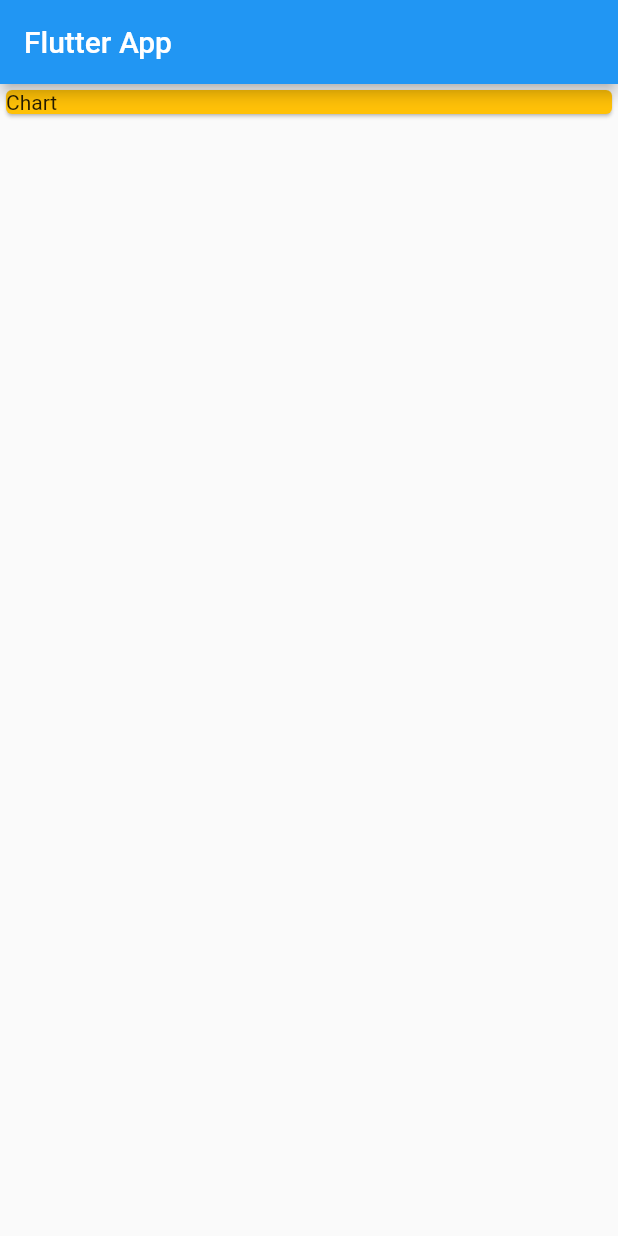
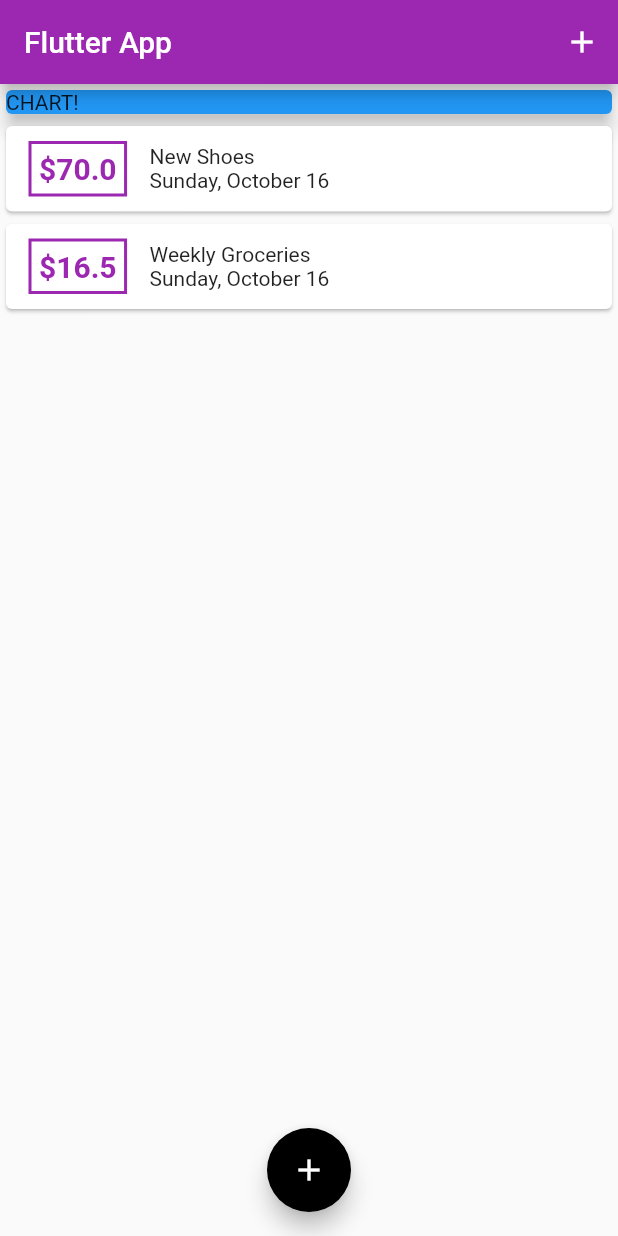
Before and after one commit to Catzilla312/flutter_expenses, a Flutter app: the screen it shows after launch, on a phone screen of 412 x 824 dp. Run offline on Flutter 3.47's test engine with Material 2 defaults, Android fonts, the light colour scheme and no system bars.

Commit message:
added some style

```diff
--- a/lib/main.dart
+++ b/lib/main.dart
@@ -1,40 +1,112 @@
 import 'package:flutter/material.dart';
-import 'models/transaction.dart';
 
-void main() => runApp(MyApp());
+import './widgets/new_transaction.dart';
+import './widgets/transaction_list.dart';
+import './models/transaction.dart';
+
+void main() => runApp(const MyApp());
 
 class MyApp extends StatelessWidget {
+  const MyApp({super.key});
+
   @override
   Widget build(BuildContext context) {
     return MaterialApp(
       title: 'Flutter App',
-      home: MyHomePage(),
+      home: const MyHomePage(),
+      theme: ThemeData(
+        primarySwatch: Colors.purple,
+        accentColor: Colors.black,
+      ),
     );
   }
 }
 
-class MyHomePage extends StatelessWidget {
-  // final List<Transaction> transactions = [];
-  // late String titleInput;
-  // late String amountInput;
+class MyHomePage extends StatefulWidget {
+  const MyHomePage({super.key});
+
+  // String titleInput;
+  // String amountInput;
+  @override
+  _MyHomePageState createState() => _MyHomePageState();
+}
+
+class _MyHomePageState extends State<MyHomePage> {
+  final List<Transaction> _userTransactions = [
+    Transaction(
+      id: 't1',
+      title: 'New Shoes',
+      amount: 69.99,
+      date: DateTime.now(),
+    ),
+    Transaction(
+      id: 't2',
+      title: 'Weekly Groceries',
+      amount: 16.53,
+      date: DateTime.now(),
+    ),
+  ];
+
+  void _addNewTransaction(String txTitle, double txAmount) {
+    final newTx = Transaction(
+      title: txTitle,
+      amount: txAmount,
+      date: DateTime.now(),
+      id: DateTime.now().toString(),
+    );
+
+    setState(() {
+      _userTransactions.add(newTx);
+    });
+  }
+
+  void _startAddNewTransaction(BuildContext ctx) {
+    showModalBottomSheet(
+      context: ctx,
+      builder: (_) {
+        return GestureDetector(
+          onTap: () {},
+          behavior: HitTestBehavior.opaque,
+          child: NewTransaction(_addNewTransaction),
+        );
+      },
+    );
+  }
 
   @override
   Widget build(BuildContext context) {
     return Scaffold(
-        appBar: AppBar(
-          title: Text('Flutter App'),
-        ),
-        body: Column(
+      appBar: AppBar(
+        title: Text('Flutter App'),
+        actions: <Widget>[
+          IconButton(
+            icon: Icon(Icons.add),
+            onPressed: () => _startAddNewTransaction(context),
+          ),
+        ],
+      ),
+      body: SingleChildScrollView(
+        child: Column(
+          // mainAxisAlignment: MainAxisAlignment.start,
           crossAxisAlignment: CrossAxisAlignment.stretch,
           children: <Widget>[
-            Card(
-              color: Colors.amber,
-              child: Container(
-                child: const Text("Chart"),
-                width: double.infinity,
+            Container(
+              width: double.infinity,
+              child: const Card(
+                color: Colors.blue,
+                elevation: 5,
+                child: Text('CHART!'),
               ),
             ),
+            TransactionList(userTransactions: _userTransactions),
           ],
-        ));
+        ),
+      ),
+      floatingActionButtonLocation: FloatingActionButtonLocation.centerFloat,
+      floatingActionButton: FloatingActionButton(
+        child: Icon(Icons.add),
+        onPressed: () => _startAddNewTransaction(context),
+      ),
+    );
   }
 }
--- a/lib/widgets/transaction_list.dart
+++ b/lib/widgets/transaction_list.dart
@@ -5,19 +5,21 @@ import 'package:intl/intl.dart';
 class TransactionList extends StatelessWidget {
   final List<Transaction> userTransactions;
 
-  const TransactionList({required this.userTransactions});
+  const TransactionList({super.key, required this.userTransactions});
 
   @override
   Widget build(BuildContext context) {
-    return Column(
-      children: userTransactions.map((trs) {
+    return Container(
+      height: 400,
+      child: ListView.builder(
+        itemBuilder: (context, index) {
           return Card(
             child: Row(children: [
               Container(
                 padding: const EdgeInsets.all(5),
                 decoration: BoxDecoration(
                   border: Border.all(
-                  color: Colors.black,
+                    color: Theme.of(context).primaryColor,
                     width: 2,
                   ),
                 ),
@@ -26,9 +28,9 @@ class TransactionList extends StatelessWidget {
                   horizontal: 15,
                 ),
                 child: Text(
-                "\$${trs.amount}",
-                style: const TextStyle(
-                  color: Colors.amber,
+                  "\$${userTransactions[index].amount.toStringAsFixed(1)}",
+                  style: TextStyle(
+                    color: Theme.of(context).primaryColor,
                     fontWeight: FontWeight.bold,
                     fontSize: 20,
                   ),
@@ -37,15 +39,17 @@ class TransactionList extends StatelessWidget {
               Column(
                 crossAxisAlignment: CrossAxisAlignment.start,
                 children: [
-                Text(trs.title),
+                  Text(userTransactions[index].title),
                   Text(
-                  DateFormat.MMMMEEEEd().format(trs.date),
+                    DateFormat.MMMMEEEEd().format(userTransactions[index].date),
                   ),
                 ],
               ),
             ]),
           );
-      }).toList(),
+        },
+        itemCount: userTransactions.length,
+      ),
     );
   }
 }
```
Also changed, not shown: lib/widgets/new_transaction.dart (+44 -20 lines), lib/widgets/user_transactions.dart (+11 -19 lines). Lines whose indentation alone changed are shown as unchanged.
